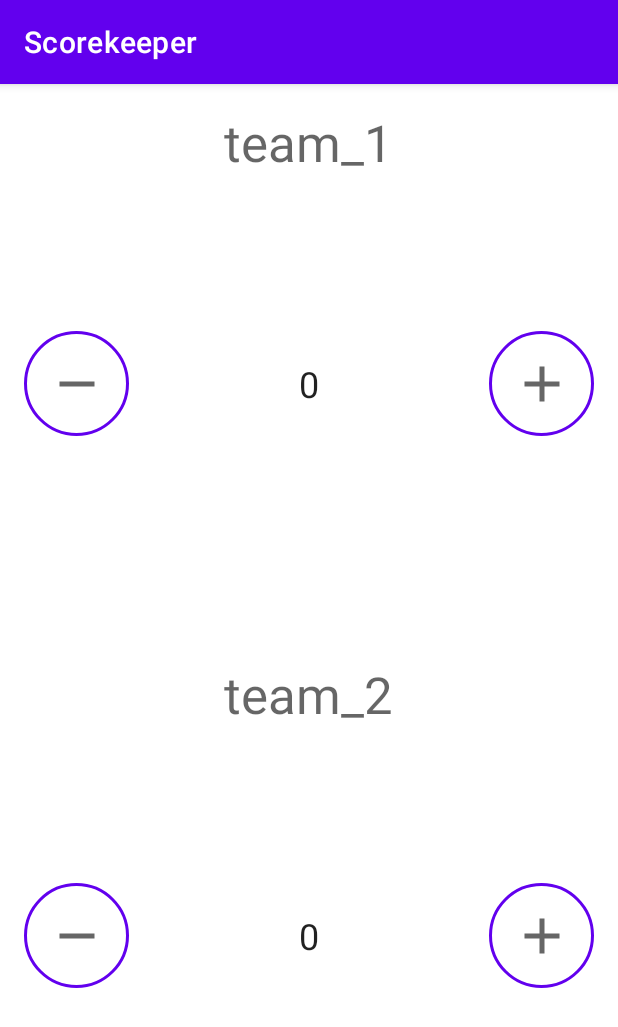
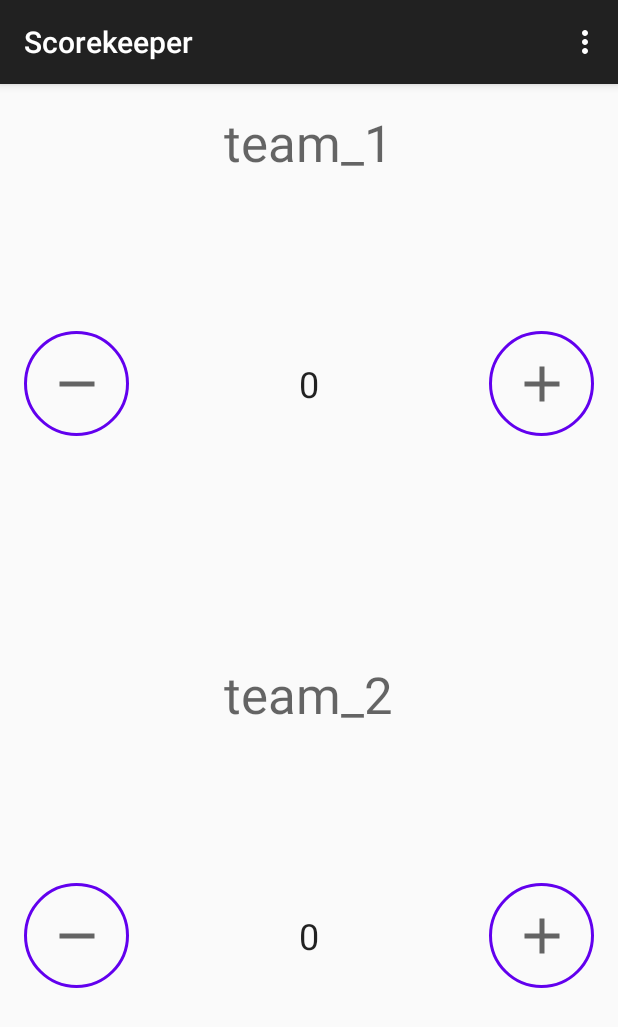
Before and after one commit to soso-light/Scorekeeper, an Android app: the screen it shows after launch (MainActivity), on a phone screen of 412 x 824 dp. Shown: the top 1027 px of the screen. Run offline under Robolectric (Android 15) with nearby library versions, the phone set to English and light mode, and no system bars.

Commit message:
change settings and add menu button

```diff
--- a/app/src/main/AndroidManifest.xml
+++ b/app/src/main/AndroidManifest.xml
@@ -8,7 +8,7 @@
         android:label="@string/app_name"
         android:roundIcon="@mipmap/ic_launcher_round"
         android:supportsRtl="true"
-        android:theme="@style/Theme.Scorekeeper">
+        android:theme="@style/Theme.AppCompat.Light.DarkActionBar">
         <activity android:name=".MainActivity">
             <intent-filter>
                 <action android:name="android.intent.action.MAIN" />
--- a/app/src/main/java/com/example/scorekeeper/MainActivity.java
+++ b/app/src/main/java/com/example/scorekeeper/MainActivity.java
@@ -3,6 +3,7 @@ package com.example.scorekeeper;
 import androidx.appcompat.app.AppCompatActivity;
 
 import android.os.Bundle;
+import android.view.Menu;
 import android.view.View;
 import android.widget.TextView;
 
@@ -20,6 +21,12 @@ public class MainActivity extends AppCompatActivity {
         mScoreText1 = findViewById(R.id.score_1);
         mScoreText2 = findViewById(R.id.score_2);
 
+    }
+
+    @Override
+    public boolean onCreateOptionsMenu(Menu menu) {
+        getMenuInflater().inflate(R.menu.main_menu, menu);
+        return super.onCreateOptionsMenu(menu);
     }
 
     public void decreaseScore(View view) {
--- /dev/null
+++ b/app/src/main/res/menu/main_menu.xml
@@ -0,0 +1,6 @@
+<?xml version="1.0" encoding="utf-8"?>
+<menu xmlns:android="http://schemas.android.com/apk/res/android">
+    <item
+        android:id="@+id/night_mode"
+        android:title="@string/night_mode"/>
+</menu>
```
